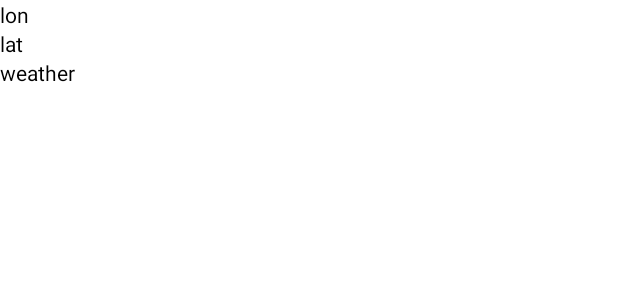
After one commit to SeungWookJung/Menu, an Android app: the layout testweather.xml on its own in the app's theme, with its tools: preview values and no code run, on a phone screen of 412 x 824 dp. The commit adds this screen. Shown: the top 300 px of the screen. Run offline under Robolectric (Android 15) with nearby library versions, the phone set to English and light mode, and no system bars.

Commit message:
2019-10-16

```diff
--- a/app/build.gradle
+++ b/app/build.gradle
@@ -27,4 +27,7 @@ dependencies {
     testImplementation 'junit:junit:4.12'
     androidTestImplementation 'androidx.test:runner:1.1.1'
     androidTestImplementation 'androidx.test.espresso:espresso-core:3.1.1'
+    implementation 'com.squareup.retrofit2:retrofit:2.3.0'
+    implementation 'com.google.code.gson:gson:2.2.4'
+    implementation 'com.squareup.retrofit2:converter-gson:2.3.0'
 }
--- a/app/src/main/java/com/example/menu/LoadingActivity.java
+++ b/app/src/main/java/com/example/menu/LoadingActivity.java
@@ -26,8 +26,8 @@ public class LoadingActivity extends AppCompatActivity {
         locationManager = (LocationManager)getSystemService(LOCATION_SERVICE);
 
         AlertDialog.Builder alertDialog = new AlertDialog.Builder(LoadingActivity.this);
-        alertDialog.setTitle("GPS 사용유무셋팅");
-        alertDialog.setMessage("GPS 셋팅이 되지 않았을수도 있습니다. \n 설정창으로 가시겠습니까?");
+        alertDialog.setTitle("Weather_GPS 사용유무셋팅");
+        alertDialog.setMessage("Weather_GPS 셋팅이 되지 않았을수도 있습니다. \n 설정창으로 가시겠습니까?");
 
         //OK 를 누르게 되면 설정창으로 이동합니다.
         alertDialog.setPositiveButton("확인", new DialogInterface.OnClickListener() {
@@ -62,7 +62,7 @@ public class LoadingActivity extends AppCompatActivity {
     }
     private void ToMain() //메인화면으로 넘어감
     {
-        intent = new Intent(this,MapsActivity.class);
+        intent = new Intent(this, Weather_GPS.class);
         startActivity(intent);
         finish();
     }
--- /dev/null
+++ b/app/src/main/res/layout/testweather.xml
@@ -0,0 +1,28 @@
+<?xml version="1.0" encoding="utf-8"?>
+<LinearLayout
+    xmlns:android="http://schemas.android.com/apk/res/android"
+    android:orientation="vertical"
+    android:layout_width="match_parent"
+    android:layout_height="match_parent"
+    android:background="@android:color/white">
+
+    <TextView
+        android:id="@+id/lon"
+        android:layout_width="match_parent"
+        android:layout_height="wrap_content"
+        android:text="lon"
+        android:textColor="@android:color/black"/>
+    <TextView
+        android:id="@+id/lat"
+        android:layout_width="match_parent"
+        android:layout_height="wrap_content"
+        android:text="lat"
+        android:textColor="@android:color/black"/>
+    <TextView
+        android:id="@+id/weather"
+        android:layout_width="match_parent"
+        android:layout_height="wrap_content"
+        android:text="weather"
+        android:textColor="@android:color/black"/>
+
+</LinearLayout>
```
Also changed, not shown: app/src/main/AndroidManifest.xml (+9 -5 lines), app/src/main/java/com/example/menu/ApiService.java (added, +18 -0 lines), app/src/main/java/com/example/menu/GPS.java (deleted, +0 -91 lines), app/src/main/java/com/example/menu/MapsActivity.java (+7 -7 lines), app/src/main/java/com/example/menu/Weather_GPS.java (added, +135 -0 lines), app/src/main/java/com/example/menu/MainActivity.java (line endings or trailing spaces).
